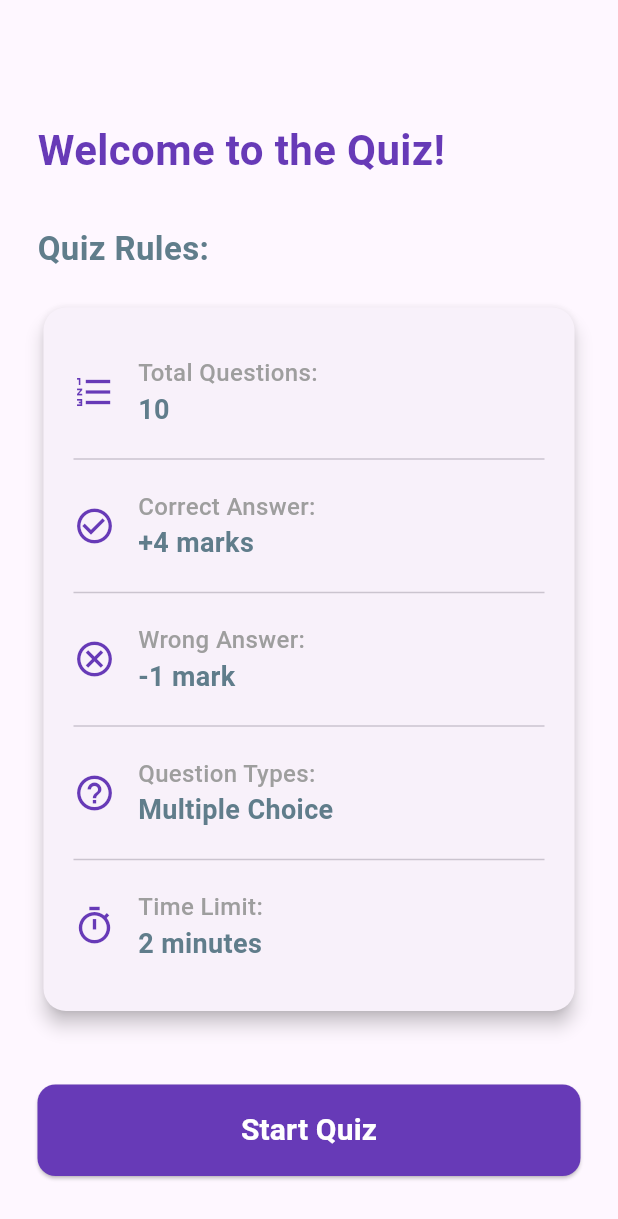
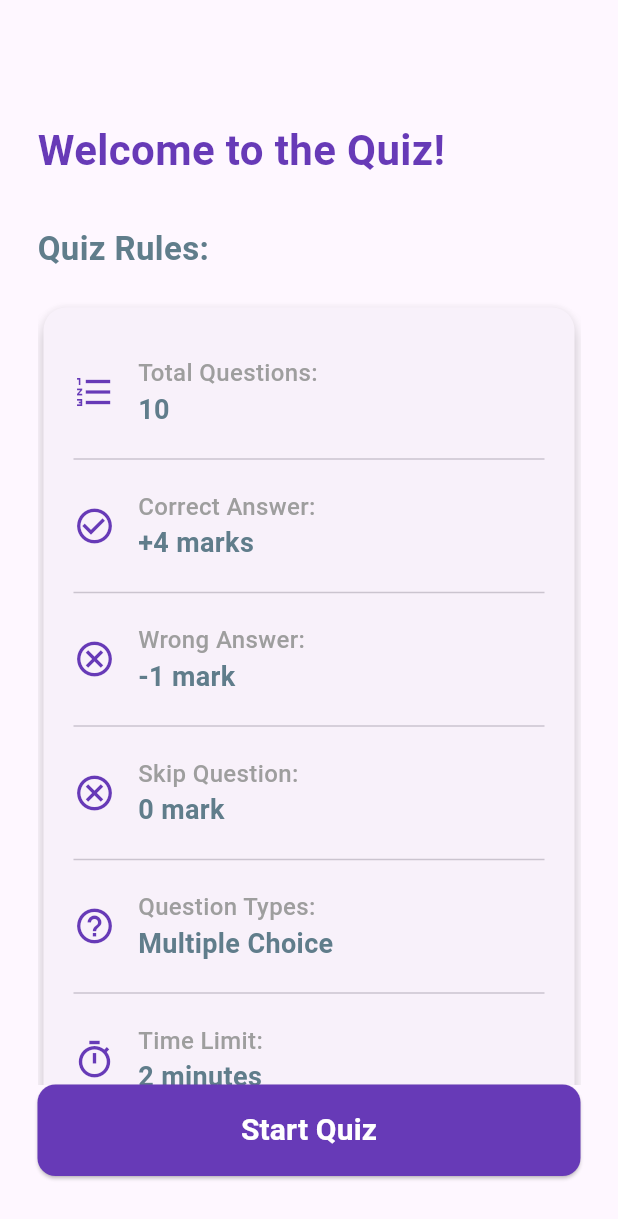
Before and after one commit to aabid7-abd/Quiz, a Flutter app: the screen it shows after launch, on a phone screen of 412 x 824 dp. Shown: the top 1219 px of the screen. Run offline on Flutter 3.47's test engine with Material 3 defaults, Android fonts, the phone set to English and light mode, and no system bars; our stand-ins replace share_plus.

Commit message:
Added Screenshorts

```diff
--- a/lib/screens/start_screen.dart
+++ b/lib/screens/start_screen.dart
@@ -63,6 +63,9 @@ class _StartScreenState extends State<StartScreen> {
                                 const Divider(),
                                 _buildRuleItem(Icons.cancel_outlined,
                                     'Wrong Answer:', '-1 mark'),
+                                const Divider(),
+                                _buildRuleItem(Icons.cancel_outlined,
+                                    'Skip Question:', '0 mark'),
                                 const Divider(),
                                 _buildRuleItem(Icons.help_outline,
                                     'Question Types:', 'Multiple Choice'),
```
Also changed, not shown: lib/screens/quiz_screen.dart (+10 -0 lines), 2 other files.
